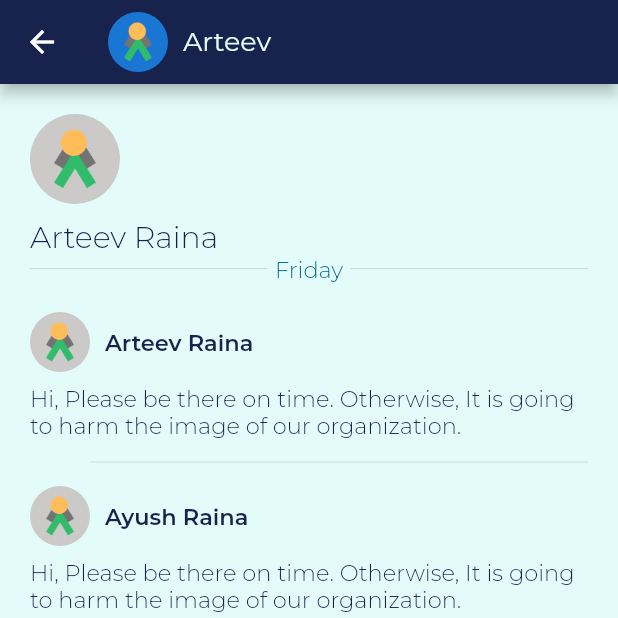
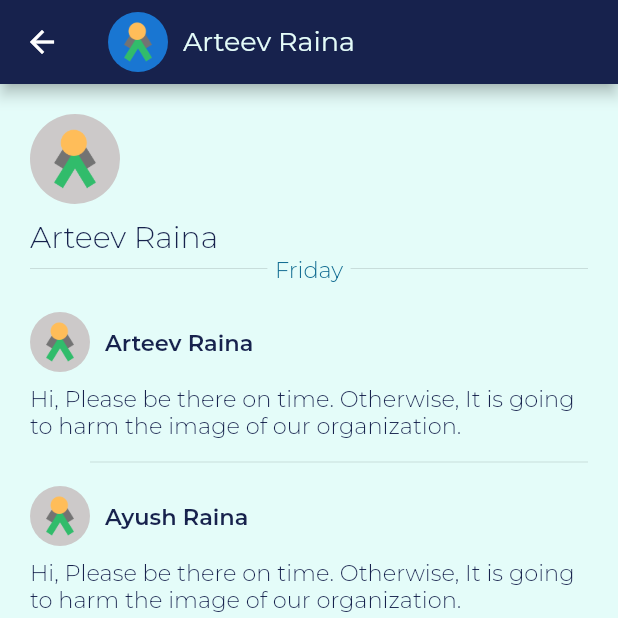
Before and after one commit to arteevraina/Talawa_Design, a Flutter app: the MessageExpand screen opened directly, on a phone screen of 412 x 824 dp, the top half of it. Run offline on Flutter 3.47's test engine with Material 2 defaults, Android fonts, the phone set to English and light mode, and no system bars; our stand-ins replace google_fonts; missing offline and left inert: flag.

Commit message:
fix: minor fixes

```diff
--- a/lib/select_language_screen.dart
+++ b/lib/views/authentication/select_language_screen.dart
@@ -11,7 +11,10 @@ class SelectLanguage extends StatelessWidget {
   final bool isNavigatedFromSplash;
   final bool isNavigatedFromSideDrawer;
 
-  SelectLanguage(this.isNavigatedFromSplash, this.isNavigatedFromSideDrawer);
+  SelectLanguage(
+    this.isNavigatedFromSplash,
+    this.isNavigatedFromSideDrawer,
+  );
   @override
   Widget build(BuildContext context) {
     return Scaffold(
--- a/lib/views/chat/message_expand.dart
+++ b/lib/views/chat/message_expand.dart
@@ -25,7 +25,7 @@ class MessageExpand extends StatelessWidget {
                 width: 10.0,
               ),
               Text(
-                "Arteev",
+                "Arteev Raina",
                 style: appBarTextStyle(),
               ),
             ],
--- a/lib/views/splash_screen.dart
+++ b/lib/views/splash_screen.dart
@@ -5,7 +5,7 @@ import 'package:flutter/material.dart';
 // Local imports.
 import 'package:talawa_design/constants/colors.dart';
 import 'package:talawa_design/constants/text_styles.dart';
-import 'package:talawa_design/select_language_screen.dart';
+import 'package:talawa_design/views/authentication/select_language_screen.dart';
 
 class SplashScreen extends StatefulWidget {
   @override
--- a/lib/views/wrapper.dart
+++ b/lib/views/wrapper.dart
@@ -4,7 +4,7 @@ import 'package:flutter/material.dart';
 // Local imports.
 import 'package:talawa_design/constants/colors.dart';
 import 'package:talawa_design/constants/text_styles.dart';
-import 'package:talawa_design/select_language_screen.dart';
+import 'package:talawa_design/views/authentication/select_language_screen.dart';
 import 'package:talawa_design/views/members/edit_profile_screen.dart';
 import 'package:talawa_design/views/events/events_screen.dart';
 import 'package:talawa_design/views/newsfeed/home_page_screen.dart';
```
Also changed, not shown: lib/views/members/members_registered_events.dart (+12 -1 lines).
